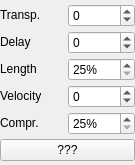
Above: muse/muse/arranger/miditrackinfo.ui from emrum/muse before the change. Below: the same form after it.
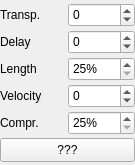
That is the form after the change.

What changed in the file:
```diff
--- a/muse/muse/arranger/miditrackinfo.ui
+++ b/muse/muse/arranger/miditrackinfo.ui
@@ -10,9 +10,7 @@
    </rect>
   </property>
   <property name="sizePolicy" >
-   <sizepolicy>
-    <hsizetype>7</hsizetype>
-    <vsizetype>5</vsizetype>
+   <sizepolicy vsizetype="Preferred" hsizetype="Expanding" >
     <horstretch>0</horstretch>
     <verstretch>0</verstretch>
    </sizepolicy>
@@ -24,19 +22,35 @@
    <property name="margin" >
     <number>0</number>
    </property>
-   <property name="spacing" >
+   <property name="topMargin" >
+    <number>0</number>
+   </property>
+   <property name="rightMargin" >
+    <number>0</number>
+   </property>
+   <property name="bottomMargin" >
+    <number>0</number>
+   </property>
+   <property name="horizontalSpacing" >
+    <number>0</number>
+   </property>
+   <property name="verticalSpacing" >
     <number>0</number>
    </property>
    <item row="0" column="0" >
     <widget class="QLabel" name="label" >
      <property name="sizePolicy" >
-      <sizepolicy>
-       <hsizetype>5</hsizetype>
-       <vsizetype>0</vsizetype>
+      <sizepolicy vsizetype="Fixed" hsizetype="Preferred" >
        <horstretch>0</horstretch>
        <verstretch>0</verstretch>
       </sizepolicy>
      </property>
+     <property name="maximumSize" >
+      <size>
+       <width>16777215</width>
+       <height>24</height>
+      </size>
+     </property>
      <property name="text" >
       <string>Transp.</string>
      </property>
@@ -44,6 +58,18 @@
    </item>
    <item row="0" column="1" >
     <widget class="QSpinBox" name="transposition" >
+     <property name="sizePolicy" >
+      <sizepolicy vsizetype="Fixed" hsizetype="Preferred" >
+       <horstretch>0</horstretch>
+       <verstretch>0</verstretch>
+      </sizepolicy>
+     </property>
+     <property name="maximumSize" >
+      <size>
+       <width>16777215</width>
+       <height>24</height>
+      </size>
+     </property>
      <property name="toolTip" >
       <string>Pitch Transpose</string>
      </property>
@@ -58,13 +84,17 @@
    <item row="1" column="0" >
     <widget class="QLabel" name="label_2" >
      <property name="sizePolicy" >
-      <sizepolicy>
-       <hsizetype>5</hsizetype>
-       <vsizetype>0</vsizetype>
+      <sizepolicy vsizetype="Fixed" hsizetype="Preferred" >
        <horstretch>0</horstretch>
        <verstretch>0</verstretch>
       </sizepolicy>
      </property>
+     <property name="maximumSize" >
+      <size>
+       <width>16777215</width>
+       <height>24</height>
+      </size>
+     </property>
      <property name="text" >
       <string>Delay</string>
      </property>
@@ -72,6 +102,18 @@
    </item>
    <item row="1" column="1" >
     <widget class="QSpinBox" name="delay" >
+     <property name="sizePolicy" >
+      <sizepolicy vsizetype="Fixed" hsizetype="Preferred" >
+       <horstretch>0</horstretch>
+       <verstretch>0</verstretch>
+      </sizepolicy>
+     </property>
+     <property name="maximumSize" >
+      <size>
+       <width>16777215</width>
+       <height>24</height>
+      </size>
+     </property>
      <property name="toolTip" >
       <string>Track Delay (ticks)</string>
      </property>
@@ -86,13 +128,17 @@
    <item row="2" column="0" >
     <widget class="QLabel" name="label_3" >
      <property name="sizePolicy" >
-      <sizepolicy>
-       <hsizetype>5</hsizetype>
-       <vsizetype>0</vsizetype>
+      <sizepolicy vsizetype="Fixed" hsizetype="Preferred" >
        <horstretch>0</horstretch>
        <verstretch>0</verstretch>
       </sizepolicy>
      </property>
+     <property name="maximumSize" >
+      <size>
+       <width>16777215</width>
+       <height>24</height>
+      </size>
+     </property>
      <property name="text" >
       <string>Length</string>
      </property>
@@ -100,6 +146,18 @@
    </item>
    <item row="2" column="1" >
     <widget class="QSpinBox" name="length" >
+     <property name="sizePolicy" >
+      <sizepolicy vsizetype="Fixed" hsizetype="Preferred" >
+       <horstretch>0</horstretch>
+       <verstretch>0</verstretch>
+      </sizepolicy>
+     </property>
+     <property name="maximumSize" >
+      <size>
+       <width>16777215</width>
+       <height>24</height>
+      </size>
+     </property>
      <property name="toolTip" >
       <string>Modify Note Length</string>
      </property>
@@ -117,13 +175,17 @@
    <item row="3" column="0" >
     <widget class="QLabel" name="label_4" >
      <property name="sizePolicy" >
-      <sizepolicy>
-       <hsizetype>5</hsizetype>
-       <vsizetype>0</vsizetype>
+      <sizepolicy vsizetype="Fixed" hsizetype="Preferred" >
        <horstretch>0</horstretch>
        <verstretch>0</verstretch>
       </sizepolicy>
      </property>
+     <property name="maximumSize" >
+      <size>
+       <width>16777215</width>
+       <height>24</height>
+      </size>
+     </property>
      <property name="text" >
       <string>Velocity</string>
      </property>
@@ -131,6 +193,18 @@
    </item>
    <item row="3" column="1" >
     <widget class="QSpinBox" name="velocity" >
+     <property name="sizePolicy" >
+      <sizepolicy vsizetype="Fixed" hsizetype="Preferred" >
+       <horstretch>0</horstretch>
+       <verstretch>0</verstretch>
+      </sizepolicy>
+     </property>
+     <property name="maximumSize" >
+      <size>
+       <width>16777215</width>
+       <height>24</height>
+      </size>
+     </property>
      <property name="toolTip" >
       <string>Modify Note Velocity</string>
      </property>
@@ -145,13 +219,17 @@
    <item row="4" column="0" >
     <widget class="QLabel" name="label_5" >
      <property name="sizePolicy" >
-      <sizepolicy>
-       <hsizetype>5</hsizetype>
-       <vsizetype>0</vsizetype>
+      <sizepolicy vsizetype="Fixed" hsizetype="Preferred" >
        <horstretch>0</horstretch>
        <verstretch>0</verstretch>
       </sizepolicy>
      </property>
+     <property name="maximumSize" >
+      <size>
+       <width>16777215</width>
+       <height>24</height>
+      </size>
+     </property>
      <property name="text" >
       <string>Compr.</string>
      </property>
@@ -159,6 +237,18 @@
    </item>
    <item row="4" column="1" >
     <widget class="QSpinBox" name="compression" >
+     <property name="sizePolicy" >
+      <sizepolicy vsizetype="Fixed" hsizetype="Preferred" >
+       <horstretch>0</horstretch>
+       <verstretch>0</verstretch>
+      </sizepolicy>
+     </property>
+     <property name="maximumSize" >
+      <size>
+       <width>16777215</width>
+       <height>24</height>
+      </size>
+     </property>
      <property name="toolTip" >
       <string>Compress Note Velocity</string>
      </property>
@@ -176,13 +266,17 @@
    <item row="5" column="0" colspan="2" >
     <widget class="QPushButton" name="patch" >
      <property name="sizePolicy" >
-      <sizepolicy>
-       <hsizetype>7</hsizetype>
-       <vsizetype>0</vsizetype>
+      <sizepolicy vsizetype="Fixed" hsizetype="Expanding" >
        <horstretch>0</horstretch>
        <verstretch>0</verstretch>
       </sizepolicy>
      </property>
+     <property name="maximumSize" >
+      <size>
+       <width>16777215</width>
+       <height>24</height>
+      </size>
+     </property>
      <property name="toolTip" >
       <string>Instrument Patch</string>
      </property>
```
Left out of the diff: 32 changed lines with no effect on the pictures.
